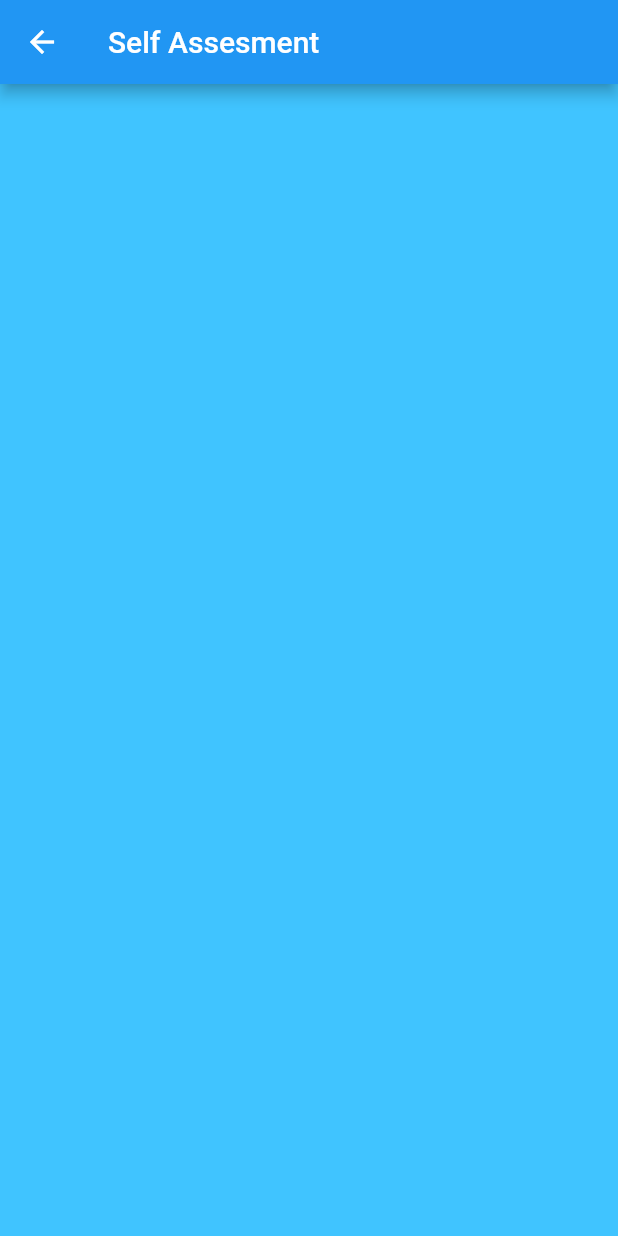
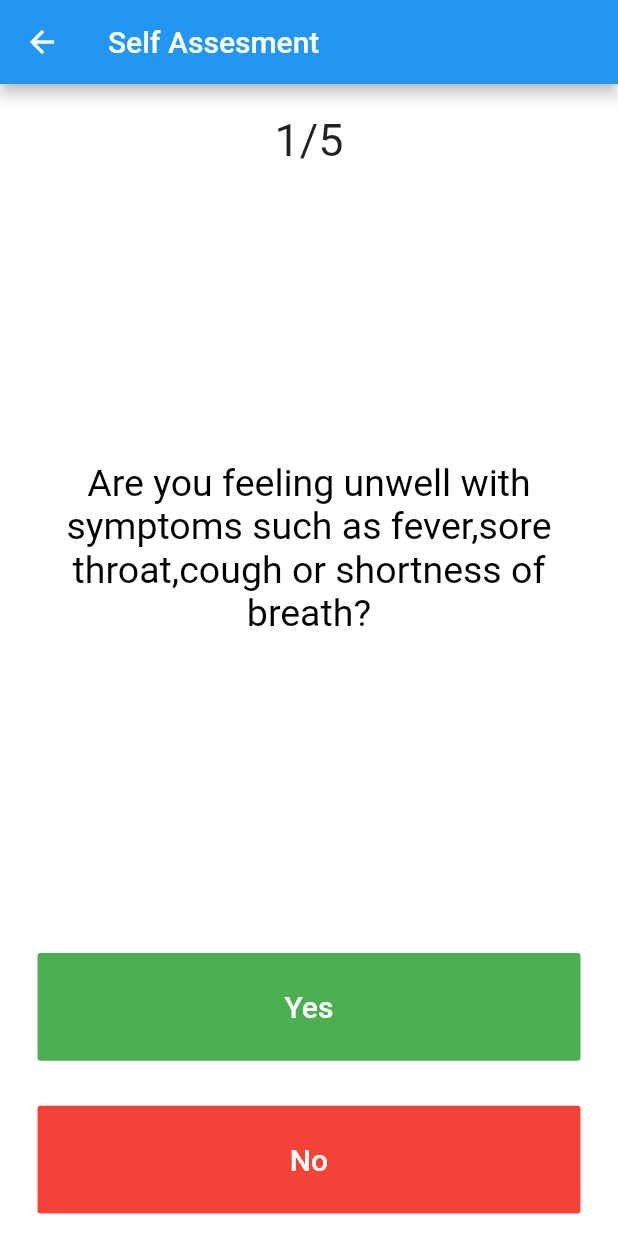
Before and after one commit to princepriyank/e-covid-19-helpdesk, a Flutter app: the Assesment screen opened directly, on a phone screen of 412 x 824 dp. Run offline on Flutter 3.47's test engine with Material 2 defaults, Android fonts, the phone set to English and light mode, and no system bars.

Commit message:
version 1 completed

```diff
--- a/ecovid19/lib/SelfAssement.dart
+++ b/ecovid19/lib/SelfAssement.dart
@@ -1,13 +1,166 @@
 import 'package:flutter/material.dart';
 import 'package:flutter/cupertino.dart';
+import 'assesment_result.dart';
 class Assesment extends StatelessWidget {
+
   @override
   Widget build(BuildContext context) {
     return Scaffold(
-      backgroundColor: Colors.lightBlueAccent,
+      backgroundColor: Colors.white,
       appBar: AppBar(
         title: Text("Self Assesment"),
+      ),
+      body: SafeArea(
+        child: Padding(
+          padding: EdgeInsets.symmetric(horizontal: 10.0),
+          child: QuizPage(),
+        ),
       ),
     );
   }
 }
+class QuizPage extends StatefulWidget {
+  @override
+  _QuizPageState createState() => _QuizPageState();
+}
+
+class _QuizPageState extends State<QuizPage> {
+  var question_count=0, right_count=0;
+  var count=1,data;
+  List<String> questions = ["Are you feeling unwell with symptoms such as fever,sore throat,cough or shortness of breath?",
+    "Have you had close contact with someone who has a confirmed case of coronavirus(COVID-19)?",
+    "Have you travelled overseas in the last 14 days?",
+    "Do you belong to areas that are declared hotspot by Government of India?",
+    "Do you feel weekness or any allergies?"];
+  @override
+  Widget build(BuildContext context) {
+    return Column(
+      mainAxisAlignment: MainAxisAlignment.spaceBetween,
+      crossAxisAlignment: CrossAxisAlignment.stretch,
+      children: <Widget>[
+        Container(
+          padding: EdgeInsets.fromLTRB(0,20,0,0),
+        ),
+        Center(
+
+          child: Container(
+
+            child: Text("  $count/5  ", style: TextStyle(
+              fontSize: 30,
+            ),),
+          ),
+        ),
+        Expanded(
+          flex: 5,
+          child: Padding(
+            padding: EdgeInsets.all(10.0),
+            child: Center(
+              child: Text(
+                questions[question_count],
+                textAlign: TextAlign.center,
+                style: TextStyle(
+                  fontSize: 25.0,
+                  color: Colors.black,
+                ),
+              ),
+            ),
+          ),
+        ),
+        Expanded(
+          child: Padding(
+            padding: EdgeInsets.all(15.0),
+            child: FlatButton(
+              textColor: Colors.white,
+              color: Colors.green,
+              child: Text(
+                'Yes',
+                style: TextStyle(
+                  color: Colors.white,
+                  fontSize: 20.0,
+                ),
+              ),
+              onPressed: () {
+                setState(() {
+                  if (question_count<4){
+                  question_count++;
+                  right_count++;
+                  count++;
+                }
+                  else if(right_count==0){
+                    Navigator.push(
+                      context,
+                      MaterialPageRoute(builder: (context) => result_green(count: right_count)),
+                    );
+
+                  }
+                  else if(right_count<3){
+                    Navigator.push(
+                      context,
+                      MaterialPageRoute(builder: (context) => result_yellow(count: right_count)),
+                    );
+
+                  }
+                  else{
+                    Navigator.push(
+                      context,
+                      MaterialPageRoute(builder: (context) => result_red(count: right_count)),
+                    );
+
+                  }
+                });
+
+              },
+            ),
+          ),
+        ),
+        Expanded(
+          child: Padding(
+            padding: EdgeInsets.all(15.0),
+            child: FlatButton(
+              color: Colors.red,
+              child: Text(
+                'No',
+                style: TextStyle(
+                  fontSize: 20.0,
+                  color: Colors.white,
+                ),
+              ),
+              onPressed: () {
+                setState(() {
+                  if (question_count<4){
+                    question_count++;
+                    count++;
+                  }
+                  else if(right_count==0){
+                    Navigator.push(
+                      context,
+                      MaterialPageRoute(builder: (context) => result_green(count: right_count)),
+                    );
+
+                  }
+                  else if(right_count<3){
+                    Navigator.push(
+                      context,
+                      MaterialPageRoute(builder: (context) => result_yellow(count: right_count)),
+                    );
+
+                  }
+                  else{
+                    Navigator.push(
+                      context,
+                      MaterialPageRoute(builder: (context) => result_red(count: right_count)),
+                    );
+
+                  }
+                });
+
+                //The user picked false.
+              },
+            ),
+          ),
+        ),
+        //TODO: Add a Row here as your score keeper
+      ],
+    );
+  }
+}
--- a/ecovid19/lib/maincards.dart
+++ b/ecovid19/lib/maincards.dart
@@ -5,6 +5,7 @@ import 'package:ecovid19/SelfAssement.dart';
 import 'package:ecovid19/Diet.dart';
 import 'mask.dart';
 import 'gym.dart';
+
 class maincards extends StatelessWidget {
   @override
   Widget build(BuildContext context) {
@@ -61,6 +62,7 @@ class maincards extends StatelessWidget {
               },
             ),
           ),
+
           Card(
             child: ListTile(
               leading:  ConstrainedBox(
--- a/ecovid19/pubspec.yaml
+++ b/ecovid19/pubspec.yaml
@@ -25,6 +25,7 @@ dependencies:
     sdk: flutter
   twitter_api: ^0.1.2
   zoomable_image: ^1.3.1
+
 
 
   # The following adds the Cupertino Icons font to your application.
```
Also changed, not shown: ecovid19/lib/assesment_result.dart (added, +184 -0 lines).
